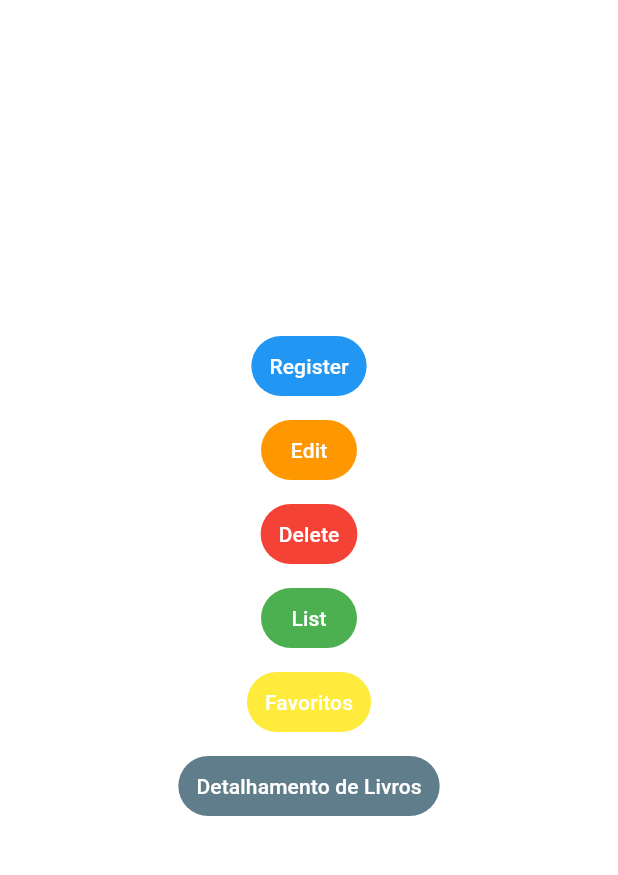
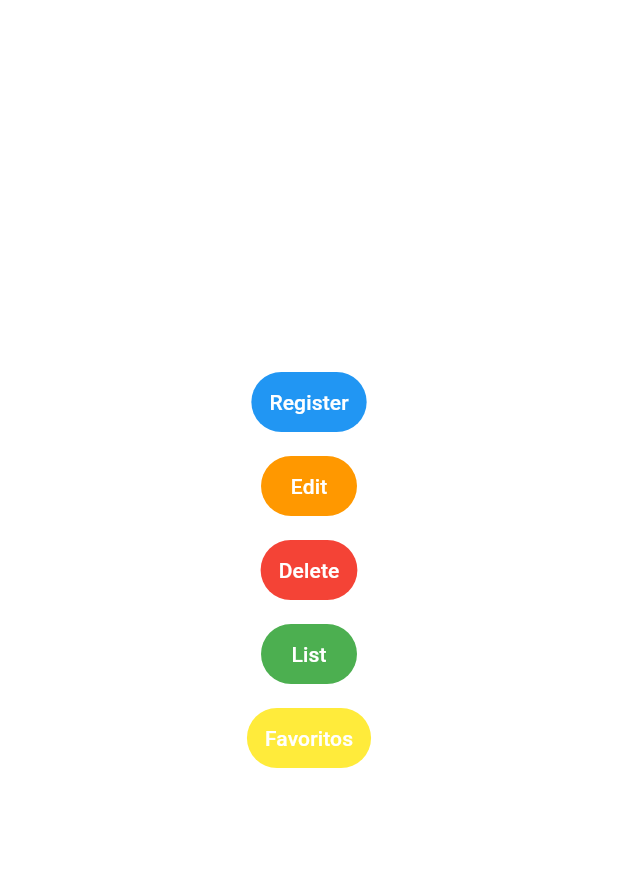
Before and after one commit to GesleyMarinho/biblioteca_flutter, a Flutter app: the BibliotecaPage screen opened directly, on a phone screen of 412 x 824 dp, the part 84-959 px from its top. Run offline on Flutter 3.47's test engine with Material 3 defaults, Android fonts, the phone set to English and light mode, and no system bars; our stand-ins replace flutter_rating_bar, flutter_slidable, image_picker, sqflite; accounts and stored records are empty.

Commit message:
filtro de detalhes ajustado, somente para o livro que foi selecionado

```diff
--- a/lib/pages/pages_biblioteca/biblioteca_page.dart
+++ b/lib/pages/pages_biblioteca/biblioteca_page.dart
@@ -1,5 +1,5 @@
 import 'package:biblioteca_flutter/pages/pages_biblioteca/delete_page.dart';
-import 'package:biblioteca_flutter/pages/pages_biblioteca/detalhe_livros_page.dart';
+
 import 'package:biblioteca_flutter/pages/pages_biblioteca/edit_page.dart';
 import 'package:biblioteca_flutter/pages/pages_biblioteca/favorites_page.dart';
 import 'package:biblioteca_flutter/pages/pages_biblioteca/insert_page.dart';
@@ -167,28 +167,6 @@ class _BibliotecaPageState extends State<BibliotecaPage> {
             ],
           ),
           const SizedBox(height: 8.0),
-          Row(
-            mainAxisAlignment: MainAxisAlignment.center,
-            children: [
-              TextButton(
-                onPressed: () {
-                  Navigator.push(
-                    context,
-                    MaterialPageRoute(builder: (context) => const DetalheLivrosPage()),
-                  );
-                },
-                style: TextButton.styleFrom(
-                    backgroundColor: Colors.blueGrey,
-                    shape: RoundedRectangleBorder(
-                      borderRadius: BorderRadius.circular(48.0),
-                    )),
-                child: const Text(
-                  'Detalhamento de Livros',
-                  style: TextStyle(color: Colors.white),
-                ),
-              ),
-            ],
-          )
 
         ],
       ),
--- a/lib/pages/pages_biblioteca/list_page.dart
+++ b/lib/pages/pages_biblioteca/list_page.dart
@@ -181,7 +181,7 @@ class _ListPageState extends State<ListPage> {
                               Navigator.push(
                                 context,
                                 MaterialPageRoute(
-                                  builder: (context) => const DetalheLivrosPage(),
+                                  builder: (context) => DetalheLivrosPage(livro: livro),
                                 ),
                               );
                             }
```
Also changed, not shown: lib/pages/pages_biblioteca/detalhe_livros_page.dart (+12 -31 lines).
